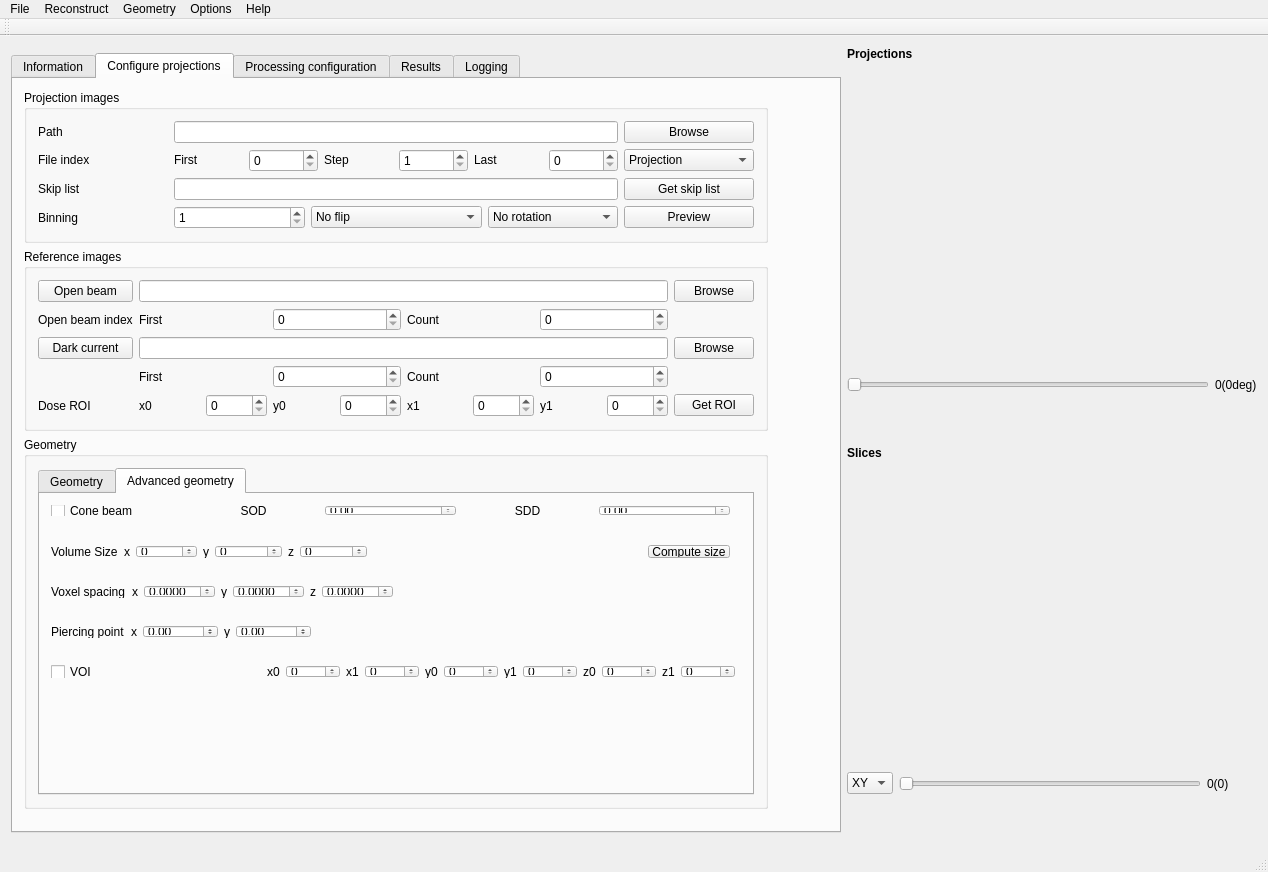
Qt form src/muhrec3/muhrecmainwindow.ui (neutronimaging/imagingsuite) before a commit.
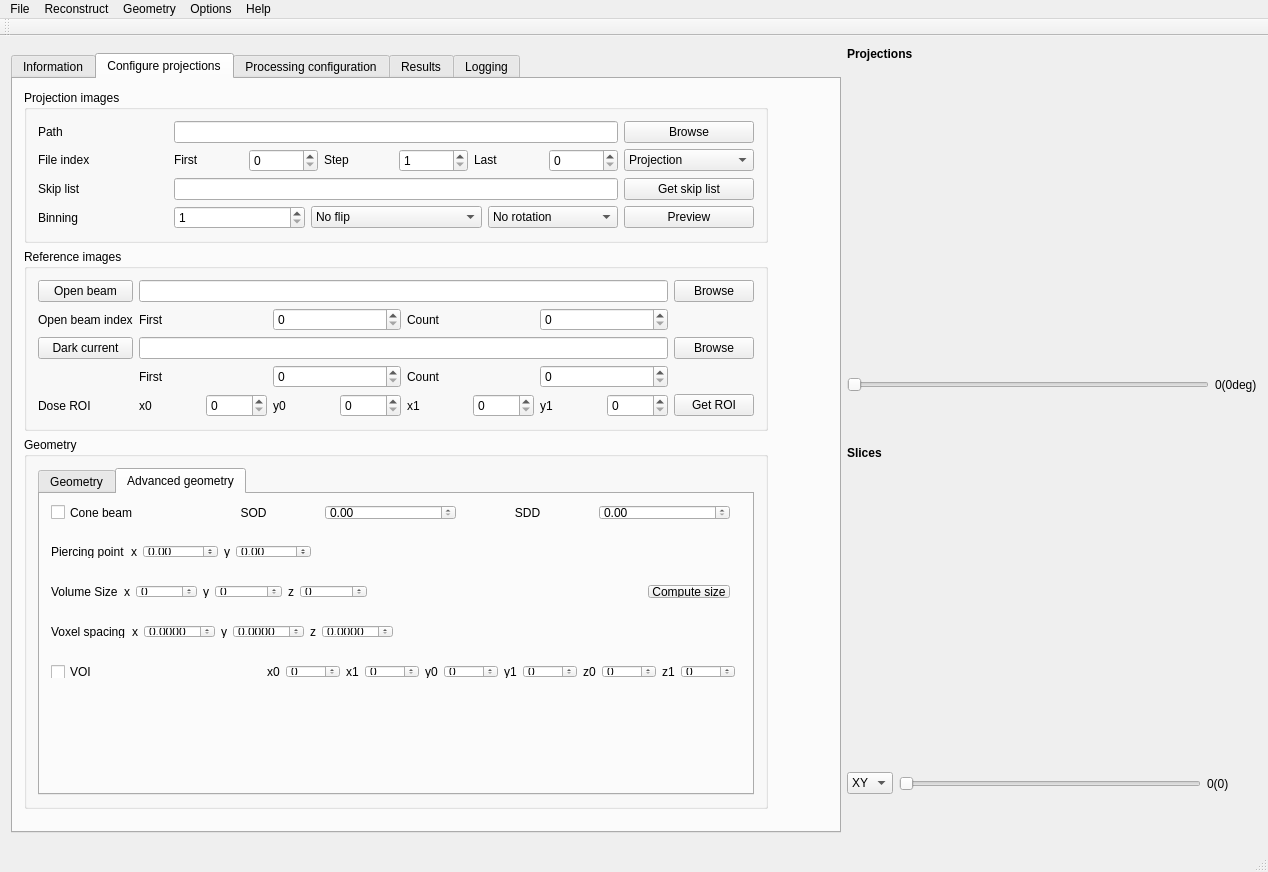
The same form after that commit. The open tabs and pages were chosen to show the change. Custom widgets are drawn as their Qt base class.

Commit message: corrected computation of volume extent for CBCT

What changed in the file:
```diff
--- a/src/muhrec3/muhrecmainwindow.ui
+++ b/src/muhrec3/muhrecmainwindow.ui
@@ -1226,7 +1226,7 @@
                     <x>0</x>
                     <y>0</y>
                     <width>701</width>
-                    <height>33</height>
+                    <height>37</height>
                    </rect>
                   </property>
                   <layout class="QHBoxLayout" name="horizontalLayout_10">
@@ -1277,7 +1277,7 @@
                   <property name="geometry">
                    <rect>
                     <x>0</x>
-                    <y>40</y>
+                    <y>80</y>
                     <width>701</width>
                     <height>35</height>
                    </rect>
@@ -1362,7 +1362,7 @@
                   <property name="geometry">
                    <rect>
                     <x>0</x>
-                    <y>80</y>
+                    <y>120</y>
                     <width>701</width>
                     <height>35</height>
                    </rect>
@@ -1470,7 +1470,7 @@
                   <property name="geometry">
                    <rect>
                     <x>0</x>
-                    <y>120</y>
+                    <y>40</y>
                     <width>701</width>
                     <height>35</height>
                    </rect>
```
Left out of the diff: 2 changed lines with no effect on the pictures. The commit also changes 1 other file.
